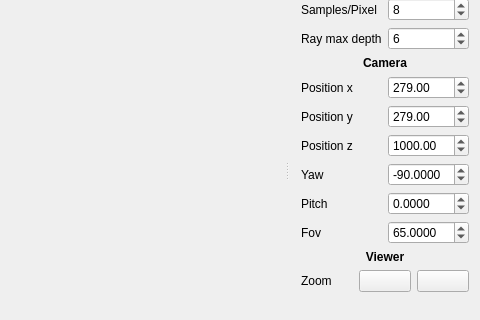
This is src/gui/mainwindow.ui in Yt-trium/Couscous-raytracer as Qt 5 draws it before an edit; both pictures show x 320 to 800 and y 129 to 449 of the 800 by 600 pixel window. The edited form follows.
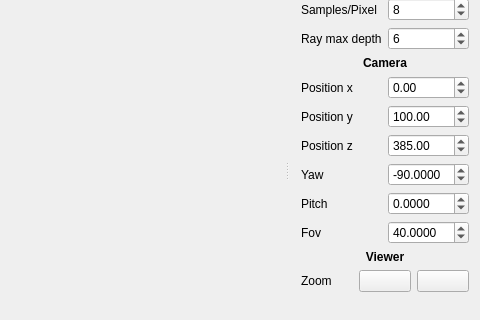
This is the edited form. Icons and pictures are not drawn.

Diff of the .ui file:
```diff
--- a/src/gui/mainwindow.ui
+++ b/src/gui/mainwindow.ui
@@ -91,7 +91,7 @@
         <double>10000.000000000000000</double>
        </property>
        <property name="value">
-        <double>279.000000000000000</double>
+        <double>0.000000000000000</double>
        </property>
       </widget>
      </item>
@@ -137,7 +137,7 @@
         <double>160.000000000000000</double>
        </property>
        <property name="value">
-        <double>65.000000000000000</double>
+        <double>40.000000000000000</double>
        </property>
       </widget>
      </item>
@@ -211,7 +211,7 @@
         <double>10000.000000000000000</double>
        </property>
        <property name="value">
-        <double>1000.000000000000000</double>
+        <double>385.000000000000000</double>
        </property>
       </widget>
      </item>
@@ -276,7 +276,7 @@
         <double>10000.000000000000000</double>
        </property>
        <property name="value">
-        <double>279.000000000000000</double>
+        <double>100.000000000000000</double>
        </property>
       </widget>
      </item>
```
